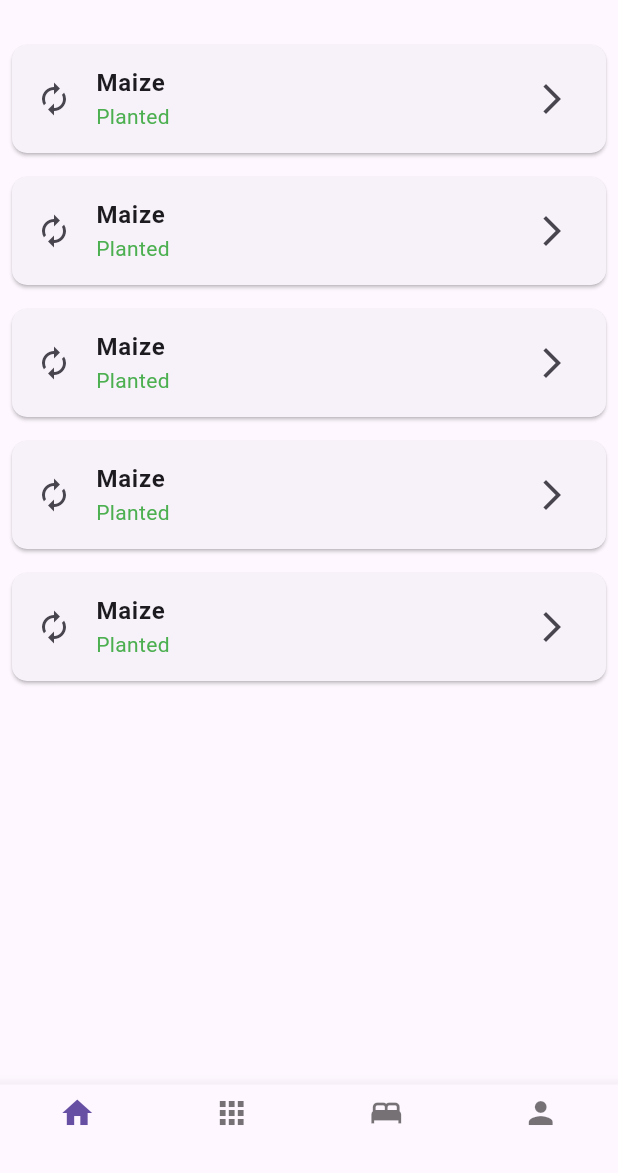
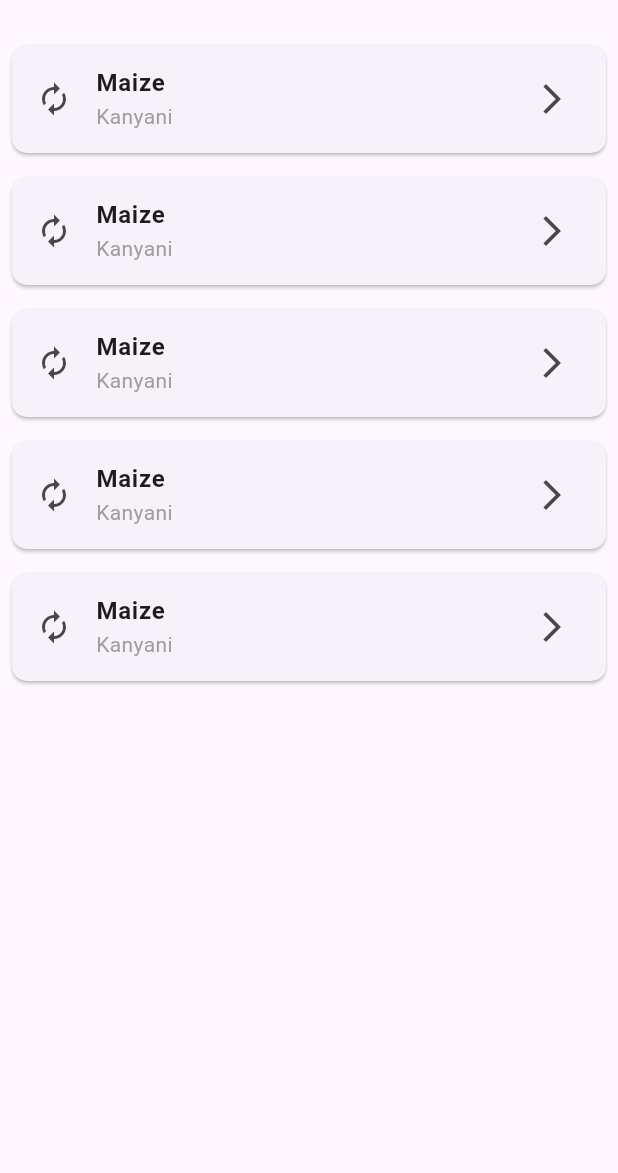
Before and after one commit to bsc-inf-20-19/FarmRecordsManagementSystem, a Flutter app: the CropListScreen screen opened directly, on a phone screen of 412 x 824 dp, the part 63-1236 px from its top. Run offline on Flutter 3.47's test engine with Material 3 defaults, Android fonts, the phone set to English and light mode, and no system bars; our stand-ins replace sqflite; accounts and stored records are empty.

Commit message:
some modifications

```diff
--- a/farm_records_management_system/lib/home/widgets/crop_lists.dart
+++ b/farm_records_management_system/lib/home/widgets/crop_lists.dart
@@ -20,28 +20,6 @@ class CropListScreen extends StatelessWidget {
         itemBuilder: (context, index) {
           return CroplistCard();
         },
-      ),
-      bottomNavigationBar: BottomNavigationBar(
-        currentIndex: 0,
-        type: BottomNavigationBarType.fixed,
-        items: [
-          BottomNavigationBarItem(
-            icon: Icon(Icons.home),
-            label: '',
-          ),
-          BottomNavigationBarItem(
-            icon: Icon(Icons.apps),
-            label: '',
-          ),
-          BottomNavigationBarItem(
-            icon: Icon(Icons.bed),
-            label: '',
-          ),
-          BottomNavigationBarItem(
-            icon: Icon(Icons.person),
-            label: '',
-          ),
-        ],
       ),
     );
   }
@@ -67,8 +45,8 @@ class CroplistCard extends StatelessWidget {
         subtitle: Row(
           children: [
             Text(
-              'Planted',
-              style: TextStyle(color: Colors.green),
+              'Kanyani',
+              style: TextStyle(color: Colors.grey),
             ),
           ],
         ),
```
